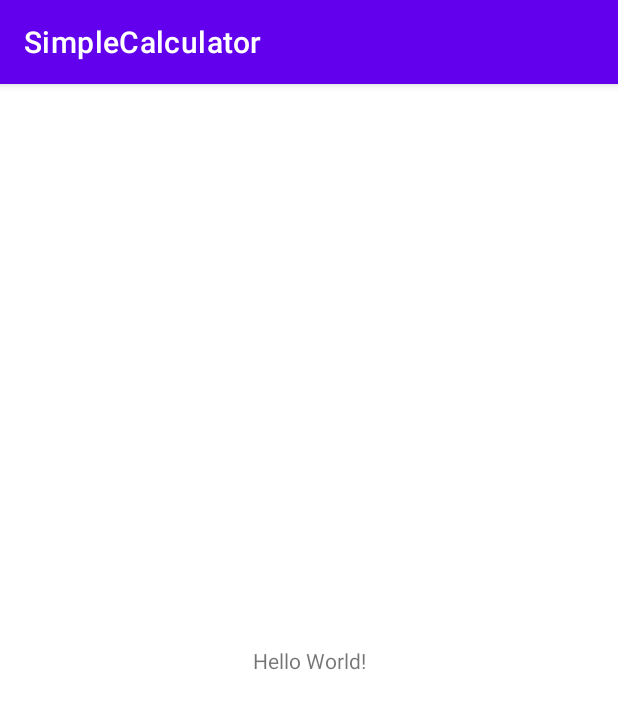
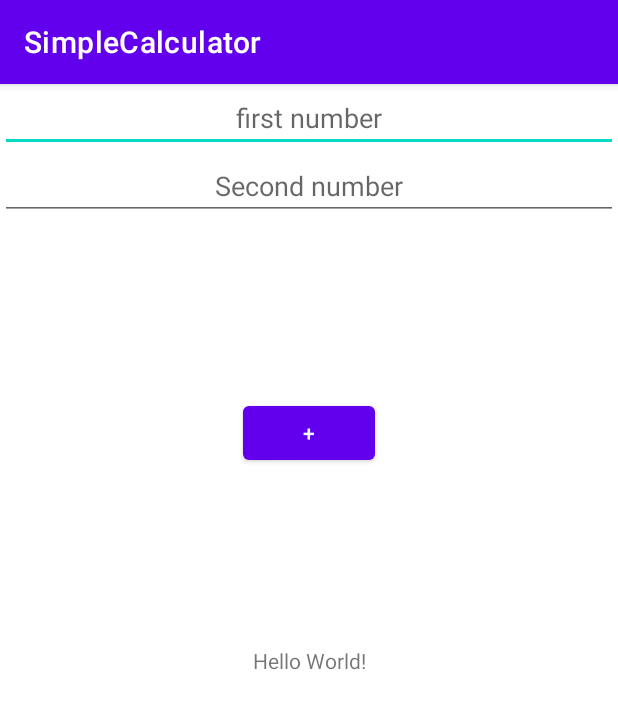
Before and after one commit to Poojanandakumar/SimpleCalculator, an Android app: the screen it shows after launch (MainActivity), on a phone screen of 412 x 824 dp. Shown: the top 709 px of the screen. Run offline under Robolectric (Android 15) with nearby library versions, the phone set to English and light mode, and no system bars.

Commit message:
Created layout
created 2 editText and button.

```diff
--- a/app/src/main/res/layout/activity_main.xml
+++ b/app/src/main/res/layout/activity_main.xml
@@ -6,7 +6,37 @@
     android:layout_height="match_parent"
     tools:context=".MainActivity">
 
+    <EditText
+        android:id="@+id/editText2"
+        android:layout_width="match_parent"
+        android:layout_height="wrap_content"
+        android:hint="first number"
+        android:gravity="center"
+        app:layout_constraintEnd_toEndOf="parent"
+        app:layout_constraintStart_toStartOf="parent"
+        app:layout_constraintTop_toTopOf="parent" />
+
+    <EditText
+        android:id="@+id/editText4"
+        android:layout_width="match_parent"
+        android:layout_height="wrap_content"
+        android:hint="Second number"
+        android:gravity="center"
+        app:layout_constraintEnd_toEndOf="parent"
+        app:layout_constraintStart_toStartOf="parent"
+        app:layout_constraintTop_toBottomOf="@+id/editText2" />
+
+    <Button
+        android:layout_width="wrap_content"
+        android:layout_height="wrap_content"
+        android:text="+"
+        app:layout_constraintBottom_toTopOf="@+id/textView2"
+        app:layout_constraintEnd_toEndOf="parent"
+        app:layout_constraintStart_toStartOf="parent"
+        app:layout_constraintTop_toBottomOf="@+id/editText4" />
+
     <TextView
+        android:id="@+id/textView2"
         android:layout_width="wrap_content"
         android:layout_height="wrap_content"
         android:text="Hello World!"
@@ -15,4 +45,6 @@
         app:layout_constraintRight_toRightOf="parent"
         app:layout_constraintTop_toTopOf="parent" />
 
+
+
 </androidx.constraintlayout.widget.ConstraintLayout>
```
